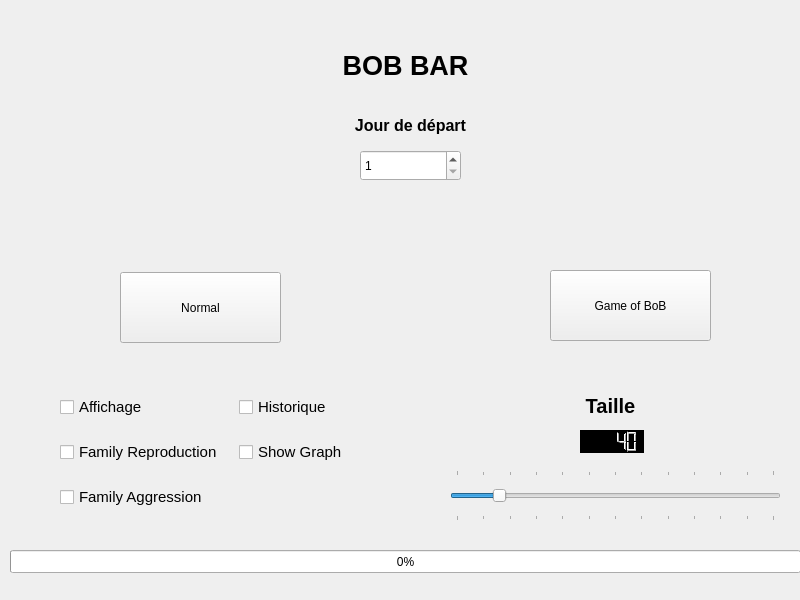
yetanotherf0rked/3a_bobbar, file view/Mainwindow.ui: the form before one commit.
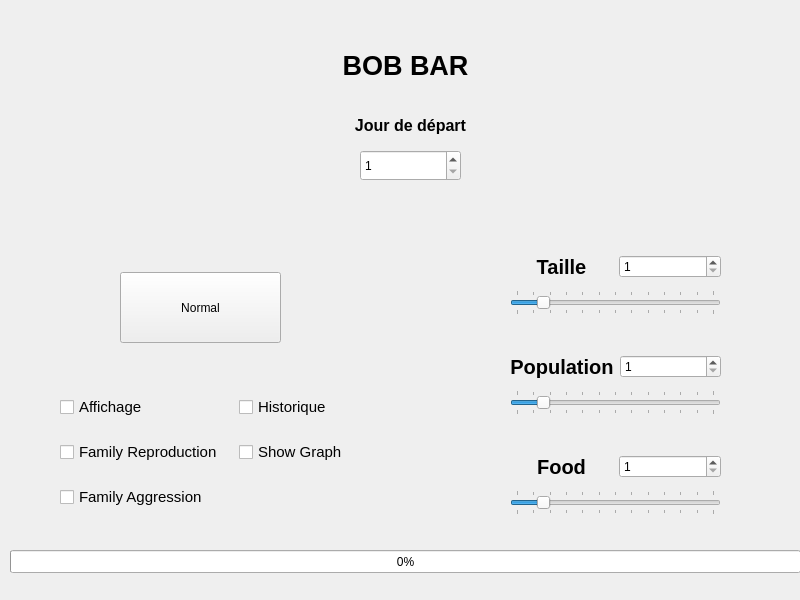
The form after the commit.

Commit message: Modification TAILLE, NB_FOOD, NB_POP initial

What changed in the file:
```diff
--- a/view/Mainwindow.ui
+++ b/view/Mainwindow.ui
@@ -36,84 +36,6 @@
     <set>Qt::AlignCenter</set>
    </property>
   </widget>
-  <widget class="QLCDNumber" name="taille">
-   <property name="geometry">
-    <rect>
-     <x>580</x>
-     <y>430</y>
-     <width>64</width>
-     <height>23</height>
-    </rect>
-   </property>
-   <property name="font">
-    <font>
-     <weight>50</weight>
-     <bold>false</bold>
-     <stylestrategy>PreferDefault</stylestrategy>
-    </font>
-   </property>
-   <property name="focusPolicy">
-    <enum>Qt::NoFocus</enum>
-   </property>
-   <property name="contextMenuPolicy">
-    <enum>Qt::DefaultContextMenu</enum>
-   </property>
-   <property name="styleSheet">
-    <string notr="true">background-color: rgb(0, 0, 0);</string>
-   </property>
-   <property name="frameShape">
-    <enum>QFrame::Panel</enum>
-   </property>
-   <property name="frameShadow">
-    <enum>QFrame::Plain</enum>
-   </property>
-   <property name="smallDecimalPoint">
-    <bool>false</bool>
-   </property>
-   <property name="value" stdset="0">
-    <double>40.000000000000000</double>
-   </property>
-  </widget>
-  <widget class="QSlider" name="horizontalSlider">
-   <property name="geometry">
-    <rect>
-     <x>450</x>
-     <y>470</y>
-     <width>331</width>
-     <height>51</height>
-    </rect>
-   </property>
-   <property name="focusPolicy">
-    <enum>Qt::StrongFocus</enum>
-   </property>
-   <property name="contextMenuPolicy">
-    <enum>Qt::DefaultContextMenu</enum>
-   </property>
-   <property name="maximum">
-    <number>300</number>
-   </property>
-   <property name="pageStep">
-    <number>1</number>
-   </property>
-   <property name="value">
-    <number>40</number>
-   </property>
-   <property name="orientation">
-    <enum>Qt::Horizontal</enum>
-   </property>
-   <property name="invertedAppearance">
-    <bool>false</bool>
-   </property>
-   <property name="invertedControls">
-    <bool>false</bool>
-   </property>
-   <property name="tickPosition">
-    <enum>QSlider::TicksBothSides</enum>
-   </property>
-   <property name="tickInterval">
-    <number>25</number>
-   </property>
-  </widget>
   <widget class="QProgressBar" name="progressBar">
    <property name="geometry">
     <rect>
@@ -140,19 +62,6 @@
     <string>Normal</string>
    </property>
   </widget>
-  <widget class="QPushButton" name="pushButton_2">
-   <property name="geometry">
-    <rect>
-     <x>550</x>
-     <y>270</y>
-     <width>161</width>
-     <height>71</height>
-    </rect>
-   </property>
-   <property name="text">
-    <string>Game of BoB</string>
-   </property>
-  </widget>
   <widget class="QLabel" name="label">
    <property name="geometry">
     <rect>
@@ -192,30 +101,7 @@
     <number>100000</number>
    </property>
   </widget>
-  <widget class="QLabel" name="label_3">
-   <property name="geometry">
-    <rect>
-     <x>490</x>
-     <y>380</y>
-     <width>241</width>
-     <height>51</height>
-    </rect>
-   </property>
-   <property name="font">
-    <font>
-     <pointsize>15</pointsize>
-     <weight>75</weight>
-     <bold>true</bold>
-    </font>
-   </property>
-   <property name="text">
-    <string>Taille</string>
-   </property>
-   <property name="alignment">
-    <set>Qt::AlignCenter</set>
-   </property>
-  </widget>
-  <widget class="QWidget" name="">
+  <widget class="QWidget" name="layoutWidget">
    <property name="geometry">
     <rect>
      <x>60</x>
@@ -302,6 +188,237 @@
     </item>
    </layout>
   </widget>
+  <widget class="QWidget" name="layoutWidget">
+   <property name="geometry">
+    <rect>
+     <x>510</x>
+     <y>250</y>
+     <width>211</width>
+     <height>71</height>
+    </rect>
+   </property>
+   <layout class="QVBoxLayout" name="verticalLayout">
+    <item>
+     <layout class="QGridLayout" name="gridLayout_3">
+      <item row="0" column="0">
+       <widget class="QLabel" name="label_3">
+        <property name="font">
+         <font>
+          <pointsize>15</pointsize>
+          <weight>75</weight>
+          <bold>true</bold>
+         </font>
+        </property>
+        <property name="text">
+         <string>Taille</string>
+        </property>
+        <property name="alignment">
+         <set>Qt::AlignCenter</set>
+        </property>
+       </widget>
+      </item>
+      <item row="0" column="1">
+       <widget class="QSpinBox" name="TAILLE">
+        <property name="minimum">
+         <number>1</number>
+        </property>
+        <property name="maximum">
+         <number>100000</number>
+        </property>
+       </widget>
+      </item>
+     </layout>
+    </item>
+    <item>
+     <widget class="QSlider" name="horizontalSlider">
+      <property name="focusPolicy">
+       <enum>Qt::StrongFocus</enum>
+      </property>
+      <property name="contextMenuPolicy">
+       <enum>Qt::DefaultContextMenu</enum>
+      </property>
+      <property name="maximum">
+       <number>300</number>
+      </property>
+      <property name="pageStep">
+       <number>1</number>
+      </property>
+      <property name="value">
+       <number>40</number>
+      </property>
+      <property name="orientation">
+       <enum>Qt::Horizontal</enum>
+      </property>
+      <property name="invertedAppearance">
+       <bool>false</bool>
+      </property>
+      <property name="invertedControls">
+       <bool>false</bool>
+      </property>
+      <property name="tickPosition">
+       <enum>QSlider::TicksBothSides</enum>
+      </property>
+      <property name="tickInterval">
+       <number>25</number>
+      </property>
+     </widget>
+    </item>
+   </layout>
+  </widget>
+  <widget class="QWidget" name="layoutWidget_2">
+   <property name="geometry">
+    <rect>
+     <x>510</x>
+     <y>350</y>
+     <width>211</width>
+     <height>71</height>
+    </rect>
+   </property>
+   <layout class="QVBoxLayout" name="verticalLayout_2">
+    <item>
+     <layout class="QGridLayout" name="gridLayout_4">
+      <item row="0" column="0">
+       <widget class="QLabel" name="label_4">
+        <property name="font">
+         <font>
+          <pointsize>15</pointsize>
+          <weight>75</weight>
+          <bold>true</bold>
+         </font>
+        </property>
+        <property name="text">
+         <string>Population</string>
+        </property>
+        <property name="alignment">
+         <set>Qt::AlignCenter</set>
+        </property>
+       </widget>
+      </item>
+      <item row="0" column="1">
+       <widget class="QSpinBox" name="NB_POP">
+        <property name="minimum">
+         <number>1</number>
+        </property>
+        <property name="maximum">
+         <number>100000</number>
+        </property>
+       </widget>
+      </item>
+     </layout>
+    </item>
+    <item>
+     <widget class="QSlider" name="horizontalSlider_2">
+      <property name="focusPolicy">
+       <enum>Qt::StrongFocus</enum>
+      </property>
+      <property name="contextMenuPolicy">
+       <enum>Qt::DefaultContextMenu</enum>
+      </property>
+      <property name="maximum">
+       <number>300</number>
+      </property>
+      <property name="pageStep">
+       <number>1</number>
+      </property>
+      <property name="value">
+       <number>40</number>
+      </property>
+      <property name="orientation">
+       <enum>Qt::Horizontal</enum>
+      </property>
+      <property name="invertedAppearance">
+       <bool>false</bool>
+      </property>
+      <property name="invertedControls">
+       <bool>false</bool>
+      </property>
+      <property name="tickPosition">
+       <enum>QSlider::TicksBothSides</enum>
+      </property>
+      <property name="tickInterval">
+       <number>25</number>
+      </property>
+     </widget>
+    </item>
+   </layout>
+  </widget>
+  <widget class="QWidget" name="layoutWidget_3">
+   <property name="geometry">
+    <rect>
+     <x>510</x>
+     <y>450</y>
+     <width>211</width>
+     <height>71</height>
+    </rect>
+   </property>
+   <layout class="QVBoxLayout" name="verticalLayout_3">
+    <item>
+     <layout class="QGridLayout" name="gridLayout_5">
+      <item row="0" column="0">
+       <widget class="QLabel" name="label_5">
+        <property name="font">
+         <font>
+          <pointsize>15</pointsize>
+          <weight>75</weight>
+          <bold>true</bold>
+         </font>
+        </property>
+        <property name="text">
+         <string>Food</string>
+        </property>
+        <property name="alignment">
+         <set>Qt::AlignCenter</set>
+        </property>
+       </widget>
+      </item>
+      <item row="0" column="1">
+       <widget class="QSpinBox" name="NB_FOOD">
+        <property name="minimum">
+         <number>1</number>
+        </property>
+        <property name="maximum">
+         <number>100000</number>
+        </property>
+       </widget>
+      </item>
+     </layout>
+    </item>
+    <item>
+     <widget class="QSlider" name="horizontalSlider_3">
+      <property name="focusPolicy">
+       <enum>Qt::StrongFocus</enum>
+      </property>
+      <property name="contextMenuPolicy">
+       <enum>Qt::DefaultContextMenu</enum>
+      </property>
+      <property name="maximum">
+       <number>300</number>
+      </property>
+      <property name="pageStep">
+       <number>1</number>
+      </property>
+      <property name="value">
+       <number>40</number>
+      </property>
+      <property name="orientation">
+       <enum>Qt::Horizontal</enum>
+      </property>
+      <property name="invertedAppearance">
+       <bool>false</bool>
+      </property>
+      <property name="invertedControls">
+       <bool>false</bool>
+      </property>
+      <property name="tickPosition">
+       <enum>QSlider::TicksBothSides</enum>
+      </property>
+      <property name="tickInterval">
+       <number>25</number>
+      </property>
+     </widget>
+    </item>
+   </layout>
+  </widget>
  </widget>
  <resources/>
  <connections>
```
Left out of the diff: 32 changed lines with no effect on the pictures. The commit also changes 2 other files.
